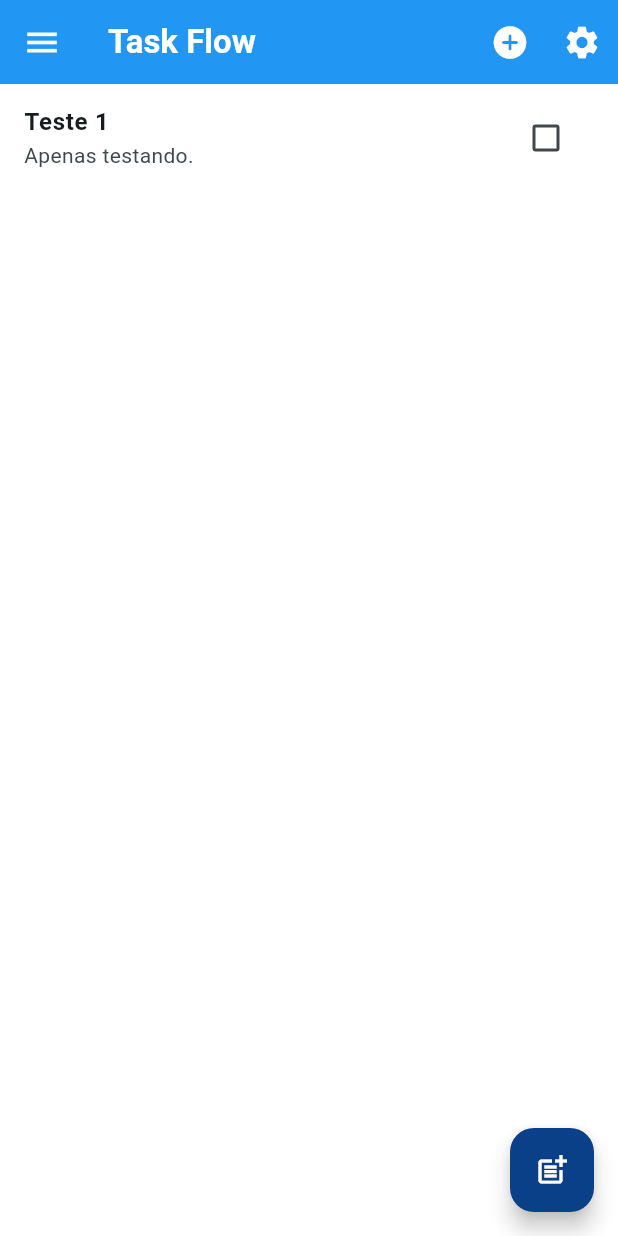
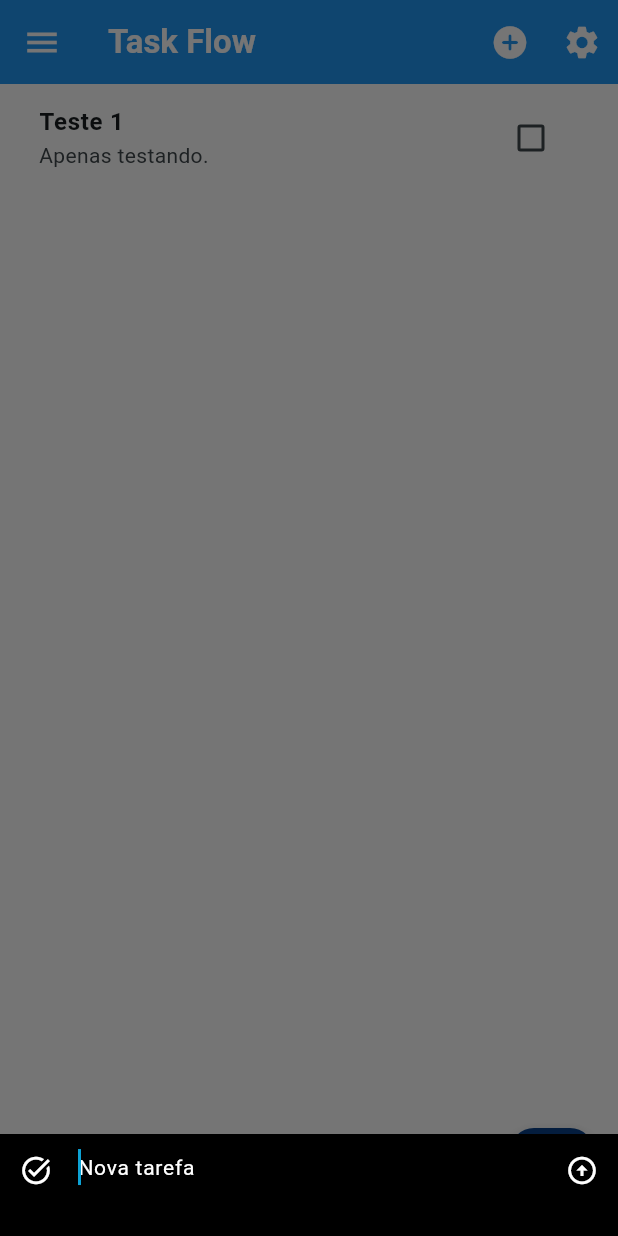
Before and after one commit to Blueshrine/task-flow, a Flutter app: the screen it shows after launch, after a tap on the "add circle" icon, on a phone screen of 412 x 824 dp. Run offline on Flutter 3.47's test engine with Material 2 defaults, Android fonts, the phone set to English and light mode, and no system bars; our stand-ins replace bloc, equatable, flutter_bloc; missing offline and left inert: validatorless; Roboto replaces fonts that are missing (mplus1).

Commit message:
Adding some adjustments to the task page.

```diff
--- a/task_flow_app/lib/pages/task_page.dart
+++ b/task_flow_app/lib/pages/task_page.dart
@@ -8,7 +8,7 @@ import '../widgets/task_form_modal.dart';
 final class TaskPage extends StatelessWidget {
   const TaskPage({super.key});
 
-  void addTask(BuildContext context) {
+  void _addTask(BuildContext context) {
     showModalBottomSheet(
       shape: OutlineInputBorder(
         borderRadius: BorderRadius.circular(0),
@@ -38,7 +38,7 @@ final class TaskPage extends StatelessWidget {
         ),
         actions: <Widget>[
           IconButton(
-            onPressed: () {},
+            onPressed: () => _addTask(context),
             icon: const Icon(Icons.add_circle_rounded),
           ),
           IconButton(
@@ -49,7 +49,7 @@ final class TaskPage extends StatelessWidget {
       ),
       floatingActionButton: FloatingActionButton(
         tooltip: 'Add new task.',
-        onPressed: () => addTask(context),
+        onPressed: () => _addTask(context),
         child: const Icon(Icons.post_add),
       ),
       body: SafeArea(
@@ -59,9 +59,12 @@ final class TaskPage extends StatelessWidget {
               child: BlocBuilder<TaskBloc, TaskState>(
                 builder: (context, state) {
                   final tasks = state.allTasks;
-                  return ListView.builder(
-                    itemCount: tasks.length,
-                    itemBuilder: (_, index) => TaskData(task: tasks[index]),
+                  return Padding(
+                    padding: const EdgeInsets.symmetric(horizontal: 10),
+                    child: ListView.builder(
+                      itemCount: tasks.length,
+                      itemBuilder: (_, index) => TaskData(task: tasks[index]),
+                    ),
                   );
                 },
               ),
```
